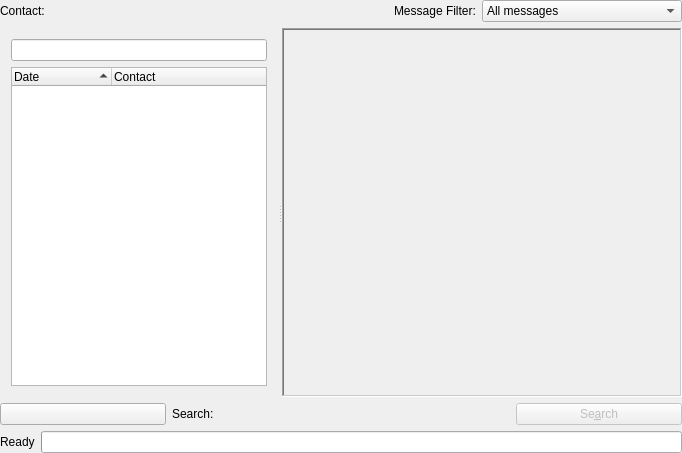
First picture: the form in plugins/history/historyviewer.ui, repository KDE/kopete, before the edit.
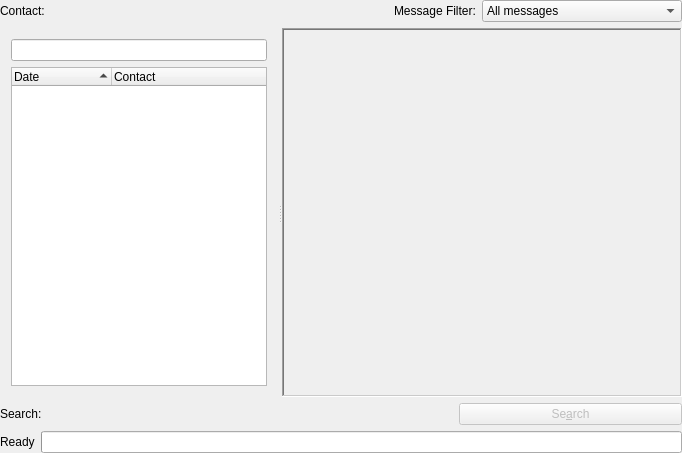
Second picture: the form after the edit. Custom widgets are drawn as their Qt base class.

Commit message: Remove clear button and show KLineEdit's clear button.

Patch:
```diff
--- a/plugins/history/historyviewer.ui
+++ b/plugins/history/historyviewer.ui
@@ -185,16 +185,6 @@
      <property name="bottomMargin" >
       <number>0</number>
      </property>
-     <item>
-      <widget class="QPushButton" name="searchErase" >
-       <property name="text" >
-        <string/>
-       </property>
-       <property name="shortcut" >
-        <string/>
-       </property>
-      </widget>
-     </item>
      <item>
       <widget class="QLabel" name="textLabel2" >
        <property name="text" >
```
Left out of the diff: 3 changed lines with no effect on the pictures. The commit also changes 2 other files.
